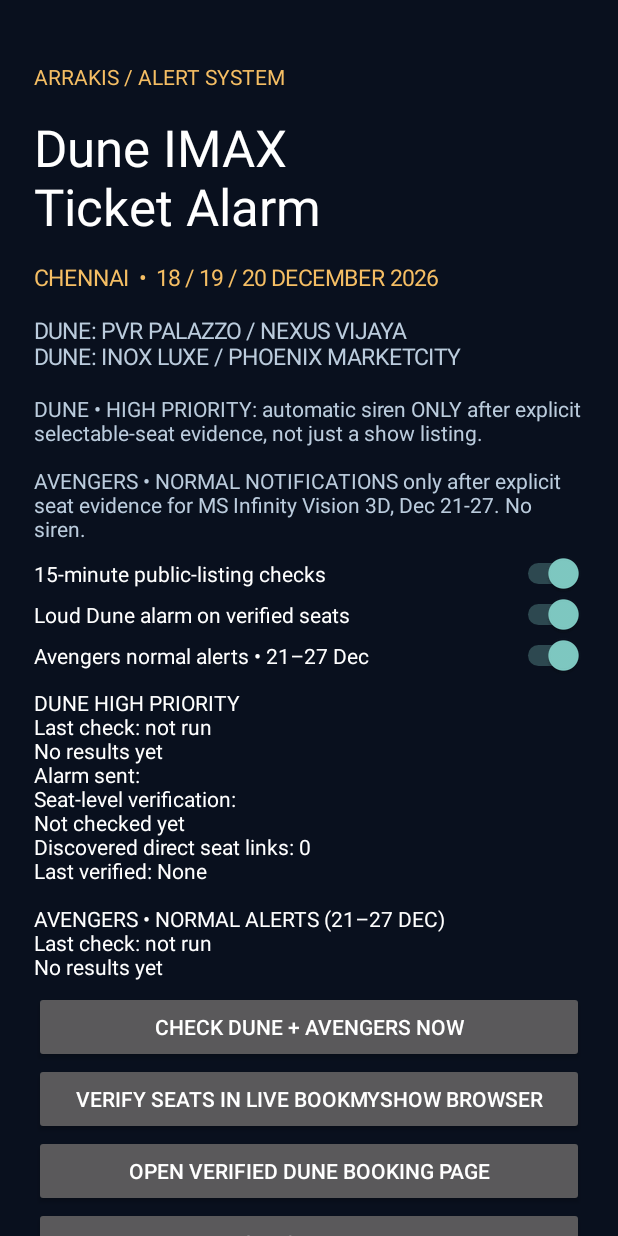
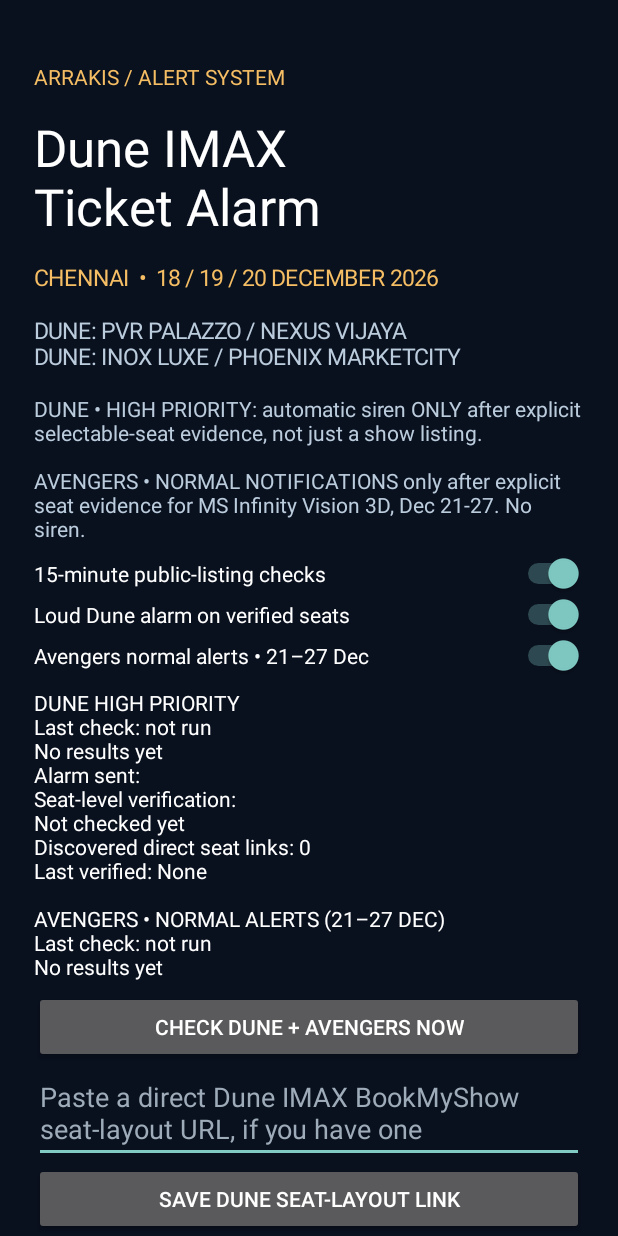
Before and after one commit to monisharvindr459-gif/ACM-Trailcam-2026AAPS0280H, an Android app: the screen it shows after launch (MainActivity), on a phone screen of 412 x 824 dp. Run offline under Robolectric (Android 15) with nearby library versions, the phone set to English and light mode, and no system bars.

Commit message:
Allow adding direct show URLs for strict seat verification

```diff
--- a/app/build.gradle
+++ b/app/build.gradle
@@ -6,8 +6,8 @@ android {
   applicationId 'com.arrakis.ticketalarm'
   minSdk 26
   targetSdk 35
-  versionCode 7
-  versionName '2.5'
+  versionCode 8
+  versionName '2.6'
  }
  compileOptions { sourceCompatibility JavaVersion.VERSION_17; targetCompatibility JavaVersion.VERSION_17 }
 }
--- a/app/src/main/java/com/arrakis/ticketalarm/MainActivity.java
+++ b/app/src/main/java/com/arrakis/ticketalarm/MainActivity.java
@@ -82,6 +82,21 @@ public class MainActivity extends Activity {
   button("CHECK DUNE + AVENGERS NOW",root,()->{
    results.setText("Checking cinema pages...");
    new Thread(()->{TicketJob.check(this);runOnUiThread(this::showResults);},"manual-check").start();
+  });
+  android.widget.EditText seatUrl=new android.widget.EditText(this);
+  seatUrl.setSingleLine(false);seatUrl.setMaxLines(3);
+  seatUrl.setHint("Paste a direct Dune IMAX BookMyShow seat-layout URL, if you have one");
+  seatUrl.setHintTextColor(0xff9eabb8);seatUrl.setTextColor(0xffffffff);
+  seatUrl.setText(prefs(this).getString("manual_seat_url",""));
+  root.addView(seatUrl,new LinearLayout.LayoutParams(-1,-2));
+  button("SAVE DUNE SEAT-LAYOUT LINK",root,()->{
+   String input=seatUrl.getText().toString().trim();
+   if(SeatVerifier.validSeatLink(input)){
+    prefs(this).edit().putString("manual_seat_url",input).apply();
+    android.widget.Toast.makeText(this,"Saved. Next check will verify actual seats.",android.widget.Toast.LENGTH_LONG).show();
+   } else {
+    android.widget.Toast.makeText(this,"Use a complete Dune Chennai IMAX BookMyShow seat-layout URL for 18/19/20 December.",android.widget.Toast.LENGTH_LONG).show();
+   }
   });
   button("VERIFY SEATS IN LIVE BOOKMYSHOW BROWSER",root,()->startActivity(new Intent(this,SeatBrowserActivity.class)));
   button("OPEN VERIFIED DUNE BOOKING PAGE",root,()->{
```
